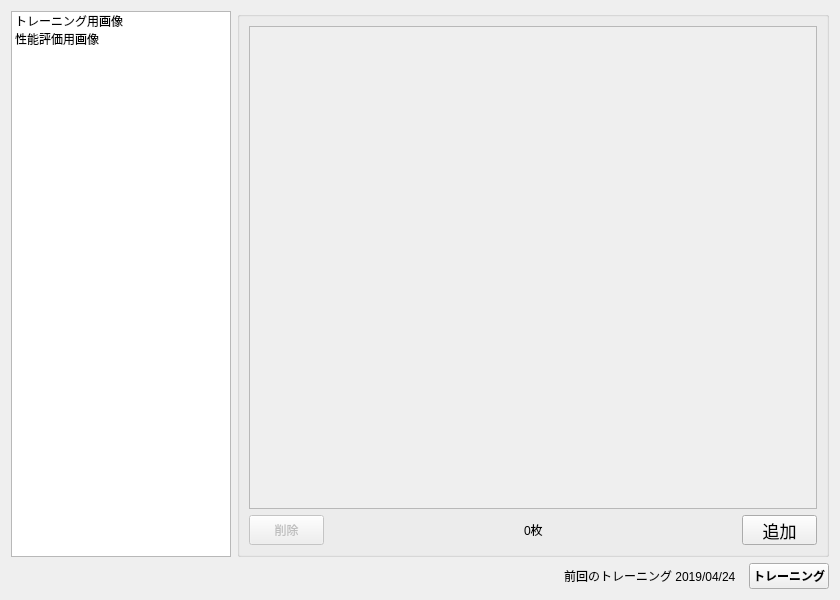
The window that src/main/python/view/ui/dataset.ui (RUTILEA/SDTest) describes before a commit, drawn with Qt 5.
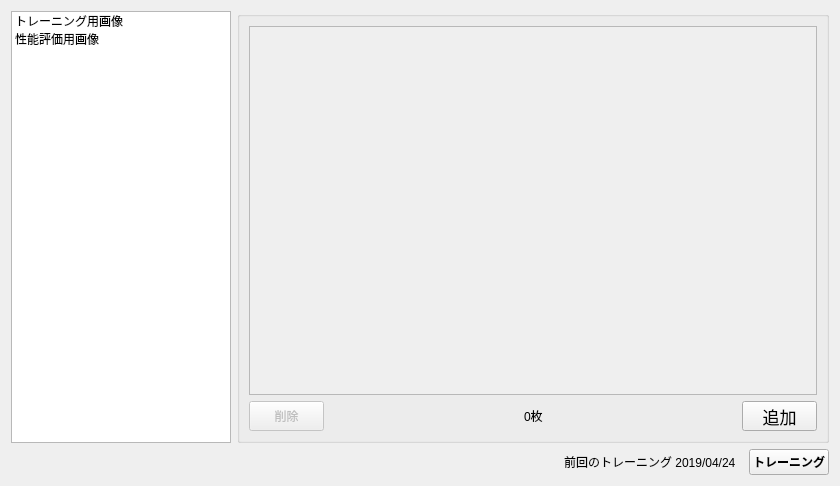
The same window after the commit. Icons and pictures are not drawn.

```diff
--- a/src/main/python/view/ui/dataset.ui
+++ b/src/main/python/view/ui/dataset.ui
@@ -7,7 +7,7 @@
     <x>0</x>
     <y>0</y>
     <width>840</width>
-    <height>600</height>
+    <height>486</height>
    </rect>
   </property>
   <property name="font">
@@ -140,7 +140,7 @@
              <x>0</x>
              <y>0</y>
              <width>546</width>
-             <height>448</height>
+             <height>334</height>
             </rect>
            </property>
            <property name="styleSheet">
```
